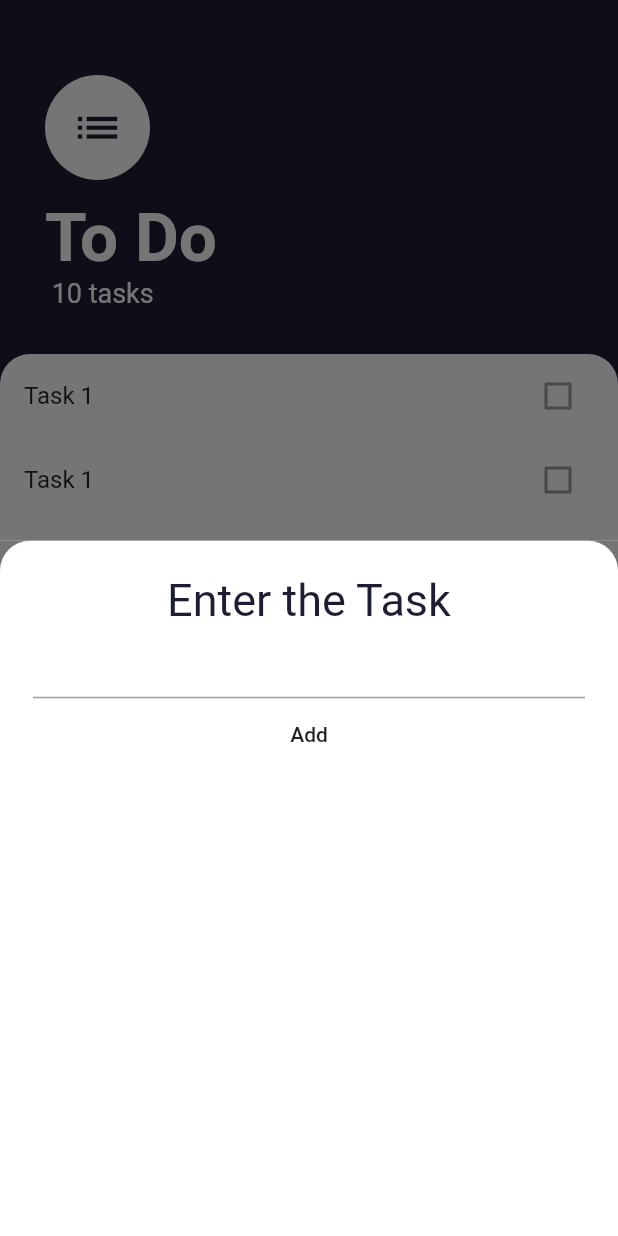
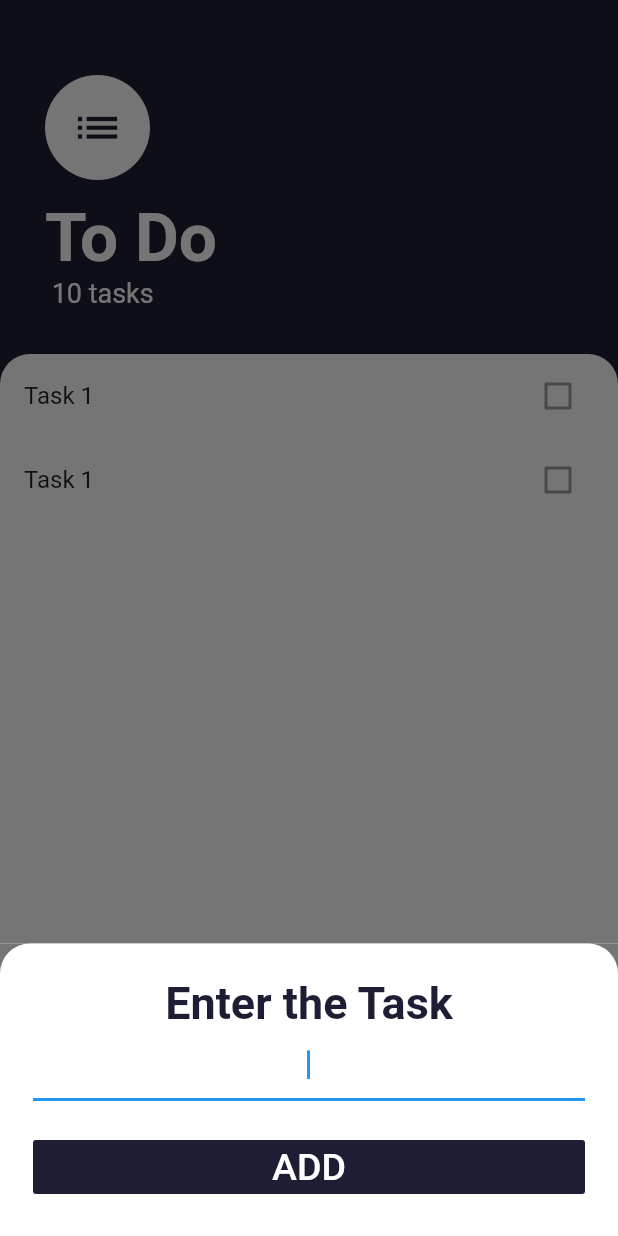
Before and after one commit to Syamgith/todo_flutter, a Flutter app: the screen it shows after launch, after a tap on the "add" icon, on a phone screen of 412 x 824 dp. Run offline on Flutter 3.47's test engine with Material 2 defaults, Android fonts, the phone set to English and light mode, and no system bars.

Commit message:
styled the bottom screen

```diff
--- a/lib/screens/tasks_screen.dart
+++ b/lib/screens/tasks_screen.dart
@@ -12,7 +12,16 @@ class TasksScreen extends StatelessWidget {
         child: Icon(Icons.add),
         onPressed: () {
           showModalBottomSheet(
-              context: context, builder: (context) => BottomScreen());
+            isScrollControlled: true,
+            context: context,
+            builder: (context) => SingleChildScrollView(
+              child: Container(
+                padding: EdgeInsets.only(
+                    bottom: MediaQuery.of(context).viewInsets.bottom),
+                child: BottomScreen(),
+              ),
+            ),
+          );
         },
       ),
       body: Column(
--- a/lib/widgets/bottom_screen.dart
+++ b/lib/widgets/bottom_screen.dart
@@ -15,15 +15,28 @@ class BottomScreen extends StatelessWidget {
           ),
         ),
         child: Column(
+          crossAxisAlignment: CrossAxisAlignment.stretch,
           children: <Widget>[
             Text(
               'Enter the Task',
-              style: TextStyle(color: Color(0xFF1D1E33), fontSize: 30),
+              textAlign: TextAlign.center,
+              style: TextStyle(
+                  color: Color(0xFF1D1E33),
+                  fontSize: 30,
+                  fontWeight: FontWeight.bold),
             ),
-            TextField(),
+            TextField(
+              autofocus: true,
+              textAlign: TextAlign.center,
+            ),
+            SizedBox(height: 20),
             FlatButton(
               onPressed: () {},
-              child: Text('Add'),
+              color: Color(0xFF1D1E33),
+              child: Text(
+                'ADD',
+                style: TextStyle(color: Colors.white, fontSize: 25),
+              ),
             )
           ],
         ),
```
